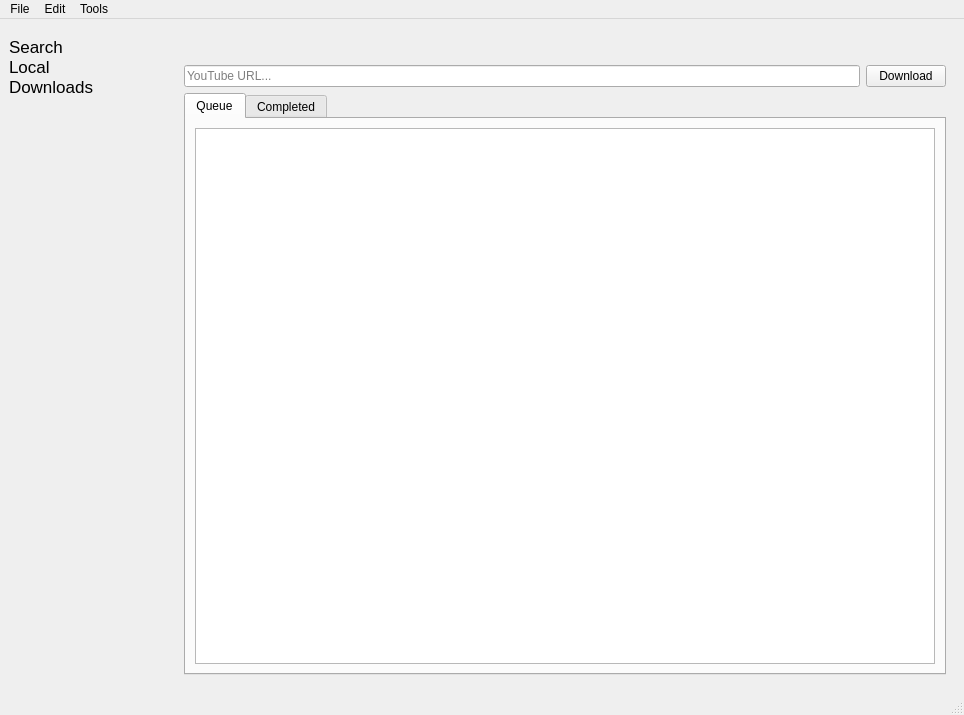
Above: res/ui/mainwindow.ui from Docheinstein/music-dragon before the change. Below: the same form after it.
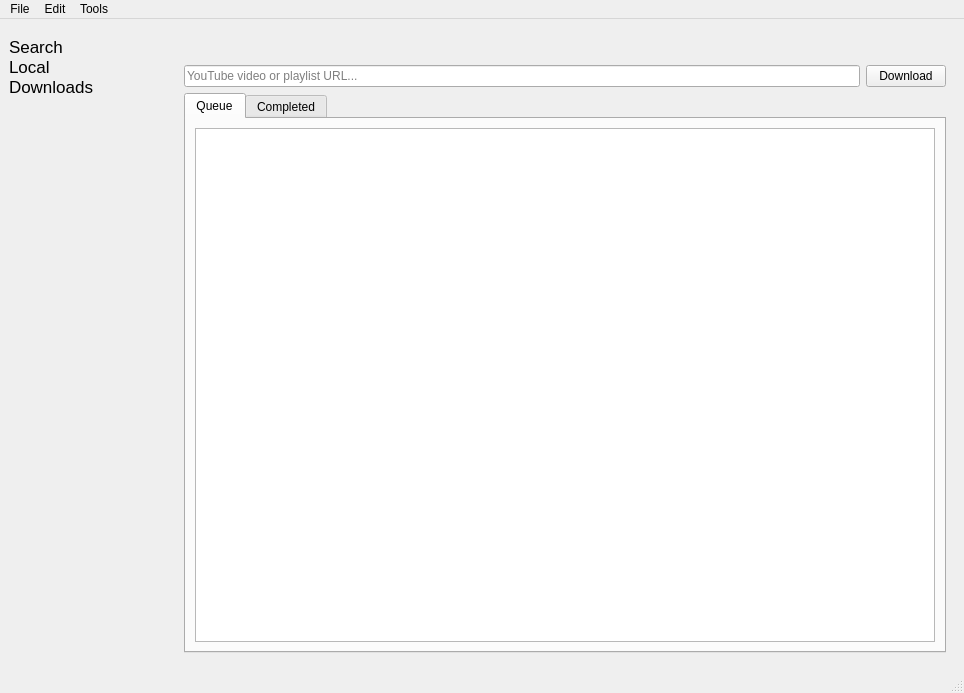
That is the form after the change. The open tabs and pages were chosen to show the change. Icons and pictures are not drawn. Custom widgets are drawn as their Qt base class.

The edit to the form file:
```diff
--- a/res/ui/mainwindow.ui
+++ b/res/ui/mainwindow.ui
@@ -7,7 +7,7 @@
     <x>0</x>
     <y>0</y>
     <width>964</width>
-    <height>715</height>
+    <height>693</height>
    </rect>
   </property>
   <property name="windowTitle">
@@ -361,8 +361,11 @@
            <layout class="QHBoxLayout" name="horizontalLayout_7">
             <item>
              <widget class="QLineEdit" name="manualDownloadURL">
+              <property name="text">
+               <string/>
+              </property>
               <property name="placeholderText">
-               <string>YouTube URL...</string>
+               <string>YouTube video or playlist URL...</string>
               </property>
              </widget>
             </item>
```
Left out of the diff: 18 changed lines with no effect on the pictures.
